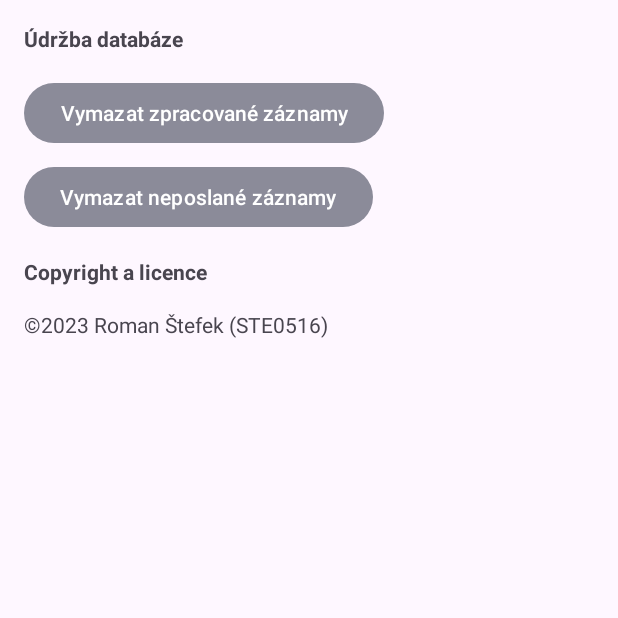
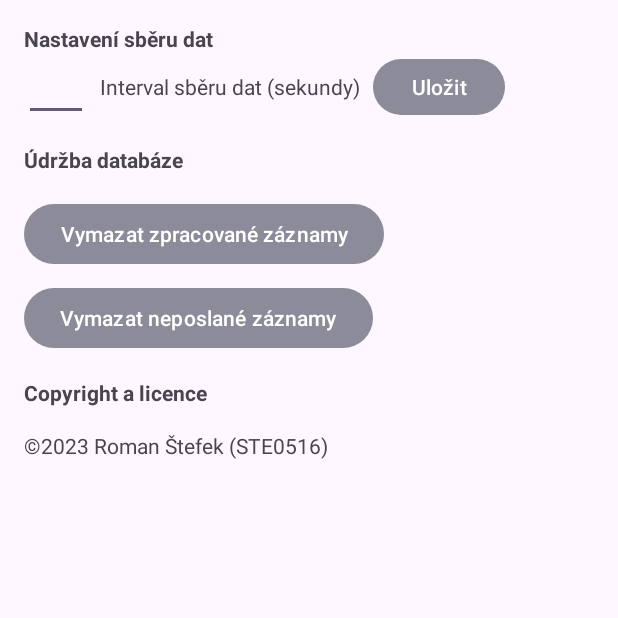
Before and after one commit to rstefek/MTE-Bakalarka-app, an Android app: the MainActivity screen opened directly, with no data from a screen before it, after a tap on an icon or button, on a phone screen of 412 x 824 dp, the top half of it. Run offline under Robolectric (Android 15) with nearby library versions, the phone set to English and light mode, and no system bars; our stand-ins replace Volley; network calls fail.

Commit message:
Wake Lock + nastavitelnost intervalu sběru

```diff
--- a/app/src/main/AndroidManifest.xml
+++ b/app/src/main/AndroidManifest.xml
@@ -8,6 +8,7 @@
     <uses-permission android:name="android.permission.ACCESS_BACKGROUND_LOCATION" />
     <uses-permission android:name="android.permission.INTERNET" />
     <uses-permission android:name="android.permission.FOREGROUND_SERVICE"/>
+    <uses-permission android:name="android.permission.WAKE_LOCK" />
 
     <application
         android:allowBackup="true"
--- a/app/src/main/java/info/stefkovi/studium/mte_bakalarka/MainActivity.java
+++ b/app/src/main/java/info/stefkovi/studium/mte_bakalarka/MainActivity.java
@@ -69,7 +69,8 @@ public class MainActivity extends AppCompatActivity {
         Manifest.permission.ACCESS_FINE_LOCATION,
         Manifest.permission.READ_PHONE_STATE,
         Manifest.permission.ACCESS_BACKGROUND_LOCATION,
-        Manifest.permission.FOREGROUND_SERVICE
+        Manifest.permission.FOREGROUND_SERVICE,
+        Manifest.permission.WAKE_LOCK
     };
 
     private ServiceConnection serviceConnection = new ServiceConnection() {
--- a/app/src/main/java/info/stefkovi/studium/mte_bakalarka/SettingsActivity.java
+++ b/app/src/main/java/info/stefkovi/studium/mte_bakalarka/SettingsActivity.java
@@ -3,11 +3,13 @@ package info.stefkovi.studium.mte_bakalarka;
 import android.os.Bundle;
 import android.view.View;
 import android.widget.Button;
+import android.widget.EditText;
 import android.widget.Toast;
 
 import androidx.appcompat.app.AppCompatActivity;
 
 import info.stefkovi.studium.mte_bakalarka.helpers.DatabaseHelper;
+import info.stefkovi.studium.mte_bakalarka.helpers.SharedPreferencesHelper;
 
 public class SettingsActivity extends AppCompatActivity {
 
@@ -17,6 +19,10 @@ public class SettingsActivity extends AppCompatActivity {
         setContentView(R.layout.activity_settings);
 
         DatabaseHelper db = DatabaseHelper.getInstance(getApplicationContext());
+        SharedPreferencesHelper preferencesHelper = new SharedPreferencesHelper(getApplicationContext());
+
+        EditText etGatherNumsec = (EditText) findViewById(R.id.etGatherNumsec);
+        etGatherNumsec.setText(preferencesHelper.readPrefString(SharedPreferencesHelper.PREF_GATHER_INTERVAL));
 
         Button btnDelete1 = (Button) findViewById(R.id.bDeleteNonSent);
         btnDelete1.setOnClickListener(new View.OnClickListener() {
@@ -35,5 +41,14 @@ public class SettingsActivity extends AppCompatActivity {
                 Toast.makeText(getApplicationContext(), getString(R.string.SettingsDatabaseConfirm), Toast.LENGTH_SHORT).show();
             }
         });
+
+        Button btnGatherSave = (Button) findViewById(R.id.bSaveGather);
+        btnGatherSave.setOnClickListener(new View.OnClickListener() {
+            @Override
+            public void onClick(View v) {
+                preferencesHelper.savePrefString(SharedPreferencesHelper.PREF_GATHER_INTERVAL, etGatherNumsec.getText().toString());
+                Toast.makeText(getApplicationContext(), getString(R.string.SettingsSaveConfirm), Toast.LENGTH_SHORT).show();
+            }
+        });
     }
 }
--- a/app/src/main/java/info/stefkovi/studium/mte_bakalarka/helpers/ApiCommuncation.java
+++ b/app/src/main/java/info/stefkovi/studium/mte_bakalarka/helpers/ApiCommuncation.java
@@ -88,7 +88,7 @@ public class ApiCommuncation {
 
     private String getAPIToken() {
         SharedPreferencesHelper preferences = new SharedPreferencesHelper(ctx);
-        return preferences.readPrefString("jwt");
+        return preferences.readPrefString(SharedPreferencesHelper.PREF_JWT);
     }
 
     public int getAPIUserId() {
--- a/app/src/main/java/info/stefkovi/studium/mte_bakalarka/helpers/SharedPreferencesHelper.java
+++ b/app/src/main/java/info/stefkovi/studium/mte_bakalarka/helpers/SharedPreferencesHelper.java
@@ -10,6 +10,8 @@ import info.stefkovi.studium.mte_bakalarka.R;
 public class SharedPreferencesHelper {
 
     private SharedPreferences sharedPrefs;
+    public static final String PREF_JWT = "jwt";
+    public static final String PREF_GATHER_INTERVAL = "gathering_interval_sec";
 
     public SharedPreferencesHelper(Context ctx) {
         sharedPrefs = ctx.getSharedPreferences(ctx.getString(R.string.preference_file_key), Context.MODE_PRIVATE);
--- a/app/src/main/res/layout/activity_settings.xml
+++ b/app/src/main/res/layout/activity_settings.xml
@@ -5,6 +5,17 @@
     android:layout_width="match_parent"
     android:layout_height="match_parent"
     tools:context=".SettingsActivity">
+
+    <TextView
+        android:id="@+id/tlSettingGather"
+        android:layout_width="wrap_content"
+        android:layout_height="wrap_content"
+        android:layout_marginStart="16dp"
+        android:layout_marginTop="16dp"
+        android:text="@string/SettingsHeaderGather"
+        android:textStyle="bold"
+        app:layout_constraintStart_toStartOf="parent"
+        app:layout_constraintTop_toTopOf="parent" />
 
     <TextView
         android:id="@+id/tlSettingDatabase"
@@ -15,7 +26,9 @@
         android:text="@string/SettingsHeaderDatabase"
         android:textStyle="bold"
         app:layout_constraintStart_toStartOf="parent"
-        app:layout_constraintTop_toTopOf="parent" />
+        app:layout_constraintTop_toBottomOf="@id/etGatherNumsec" />
+
+
 
     <TextView
         android:id="@+id/tlSettingCopyright"
@@ -27,6 +40,16 @@
         android:textStyle="bold"
         app:layout_constraintStart_toStartOf="parent"
         app:layout_constraintTop_toBottomOf="@+id/bDeleteNonSent" />
+
+    <Button
+        android:id="@+id/bSaveGather"
+        android:layout_width="wrap_content"
+        android:layout_height="0dp"
+        android:layout_marginStart="8dp"
+        android:text="@string/SettingsSave"
+        app:layout_constraintBottom_toBottomOf="@+id/tlGatherNumDesc"
+        app:layout_constraintStart_toEndOf="@+id/tlGatherNumDesc"
+        app:layout_constraintTop_toTopOf="@+id/tlGatherNumDesc" />
 
     <Button
         android:id="@+id/bDeleteProcessed"
@@ -57,4 +80,26 @@
         app:layout_constraintEnd_toEndOf="parent"
         app:layout_constraintStart_toStartOf="@+id/tlSettingCopyright"
         app:layout_constraintTop_toBottomOf="@+id/tlSettingCopyright" />
+
+    <EditText
+        android:id="@+id/etGatherNumsec"
+        android:layout_width="wrap_content"
+        android:layout_height="wrap_content"
+        android:ems="2"
+        android:inputType="number"
+        android:singleLine="true"
+        app:layout_constraintStart_toStartOf="@+id/tlSettingGather"
+        app:layout_constraintTop_toBottomOf="@+id/tlSettingGather" />
+
+    <TextView
+        android:id="@+id/tlGatherNumDesc"
+        android:layout_width="wrap_content"
+        android:layout_height="0dp"
+        android:layout_marginStart="8dp"
+        android:gravity="center_vertical"
+        android:text="@string/SettingsGatherNum"
+        app:layout_constraintBottom_toBottomOf="@+id/etGatherNumsec"
+        app:layout_constraintStart_toEndOf="@+id/etGatherNumsec"
+        app:layout_constraintTop_toTopOf="@+id/etGatherNumsec" />
+
 </androidx.constraintlayout.widget.ConstraintLayout>
--- a/app/src/main/res/values/strings.xml
+++ b/app/src/main/res/values/strings.xml
@@ -16,12 +16,16 @@
     <string name="CellUpdateLabel">Poslední zaznamenaná událost:</string>
     <string name="SwitchActivateConfirm">Sběr aktivován!</string>
     <string name="SwitchDeactivateConfirm">Sběr ukončen</string>
+    <string name="SettingsHeaderGather">Nastavení sběru dat</string>
     <string name="SettingsHeaderDatabase">Údržba databáze</string>
     <string name="SettingsButtonClearProcessed">Vymazat zpracované záznamy</string>
     <string name="SettingsButtonClearNotSent">Vymazat neposlané záznamy</string>
     <string name="SettingsHeaderCopyright">Copyright a licence</string>
     <string name="SettingsCopyrightLicence">©2023 Roman Štefek (STE0516)</string>
     <string name="SettingsDatabaseConfirm">Údržba provedena!</string>
+    <string name="SettingsGatherNum">Interval sběru dat (sekundy)</string>
+    <string name="SettingsSave">Uložit</string>
+    <string name="SettingsSaveConfirm">Nastavení uloženo!</string>
     <string name="BgChannelName">Sledování polohy na pozadí</string>
     <string name="BgChannelDesc">Aplikace sleduje na pozadí polohu zařízení, pokud je aplikace nastavena do módu "Aktivuj sběr"</string>
 </resources>
```
Also changed, not shown: app/src/main/java/info/stefkovi/studium/mte_bakalarka/LoginActivity.java (+4 -4 lines), app/src/main/java/info/stefkovi/studium/mte_bakalarka/services/BackgroundWorkerService.java (+15 -0 lines), app/src/main/java/info/stefkovi/studium/mte_bakalarka/services/PositionService.java (+6 -1 lines).
